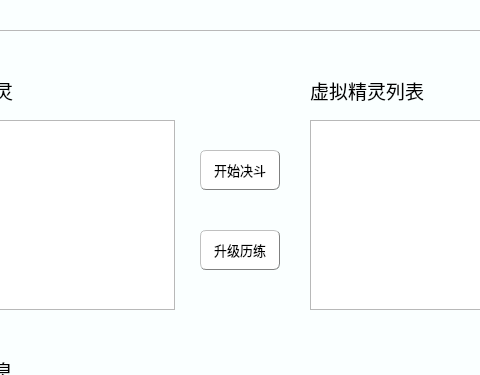
Old version of the form mainwindow.ui in the repository wangquanlikun/Alice_Archive; both pictures show x 619 to 1099 and y 0 to 375 of the 1280 by 720 pixel window.
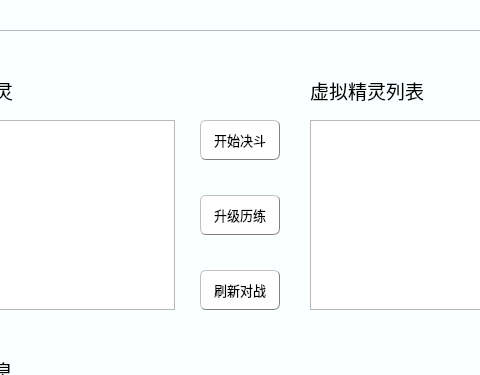
New version of the form. Icons and pictures are not drawn.

Patch:
```diff
--- a/mainwindow.ui
+++ b/mainwindow.ui
@@ -1066,7 +1066,7 @@
        <property name="geometry">
         <rect>
          <x>380</x>
-         <y>120</y>
+         <y>90</y>
          <width>80</width>
          <height>40</height>
         </rect>
@@ -1431,7 +1431,7 @@
        <property name="geometry">
         <rect>
          <x>380</x>
-         <y>200</y>
+         <y>165</y>
          <width>80</width>
          <height>40</height>
         </rect>
@@ -1502,6 +1502,43 @@
         <string>虚拟精灵列表</string>
        </property>
       </widget>
+      <widget class="QPushButton" name="refresh_Virtual_Pals">
+       <property name="geometry">
+        <rect>
+         <x>380</x>
+         <y>240</y>
+         <width>80</width>
+         <height>40</height>
+        </rect>
+       </property>
+       <property name="font">
+        <font>
+         <family>俐方体11号</family>
+         <pointsize>10</pointsize>
+        </font>
+       </property>
+       <property name="styleSheet">
+        <string notr="true">QPushButton{
+color: rgb(0, 0, 0);
+background-color: rgb(255, 255, 255);
+border:1px groove gray;
+border-radius:6px;
+padding:2px 4px;
+border-style: outset;
+}
+QPushButton:hover{
+	background-color: rgb(155, 222, 255);
+color: black;
+}
+QPushButton:pressed{
+	background-color: rgb(0, 128, 255);
+border-style: inset;
+}</string>
+       </property>
+       <property name="text">
+        <string>刷新对战</string>
+       </property>
+      </widget>
      </widget>
      <widget class="QFrame" name="other_User_info">
       <property name="geometry">
```
